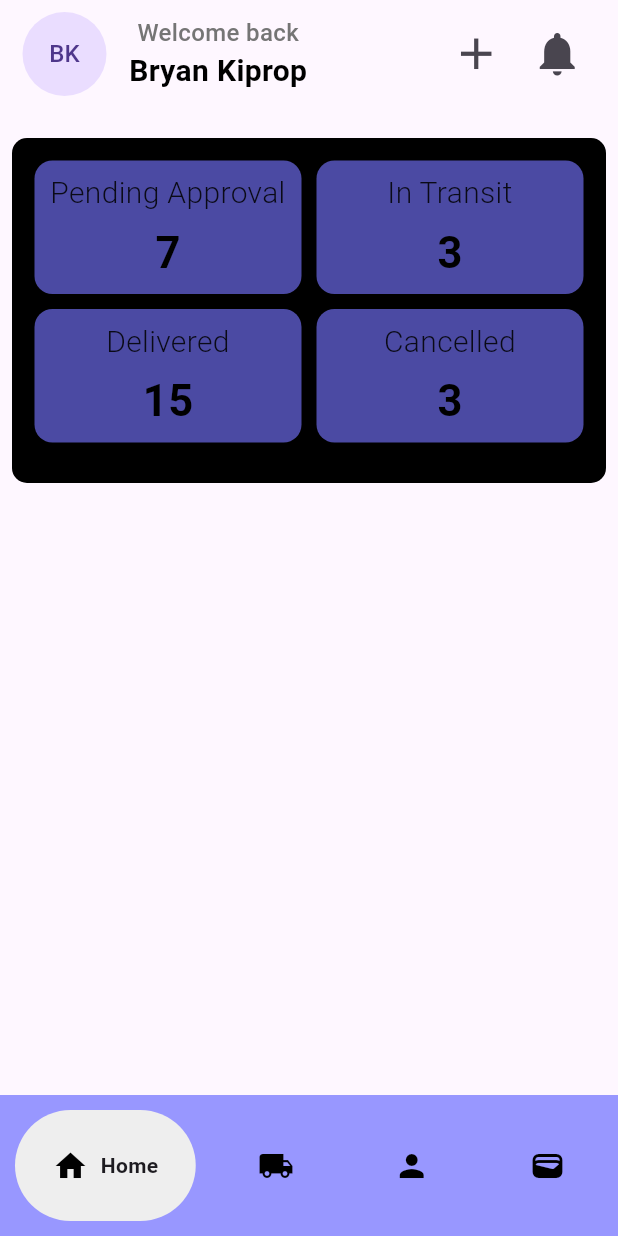
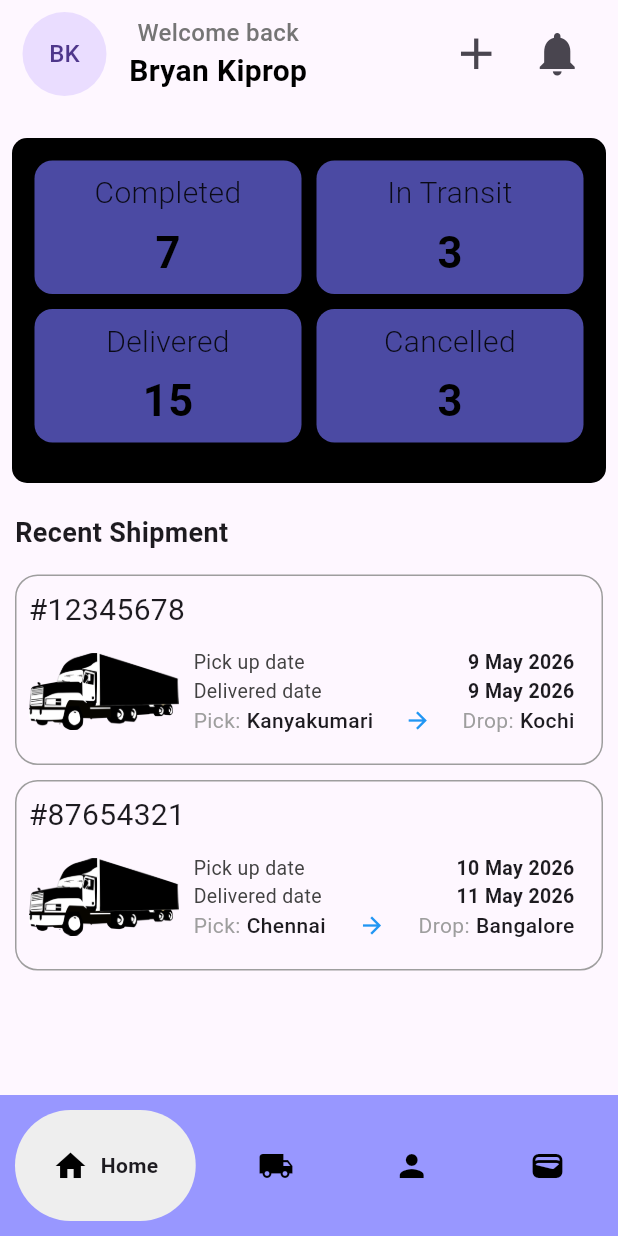
Before and after one commit to briandev25/Tumako, a Flutter app: the screen it shows after launch, on a phone screen of 412 x 824 dp. Run offline on Flutter 3.47's test engine with Material 3 defaults, Android fonts, the light colour scheme and no system bars; drawn by our look-alikes of google_nav_bar; our stand-ins replace dio, email_validator.

Commit message:
Created shipment detail container

```diff
--- a/lib/screens/home/homepage.dart
+++ b/lib/screens/home/homepage.dart
@@ -3,9 +3,27 @@ import 'package:google_nav_bar/google_nav_bar.dart';
 import 'package:tumako/constants/app_colors.dart';
 import 'package:tumako/screens/home/widgets/profile_header.dart';
 import 'package:tumako/screens/home/widgets/user_actions.dart';
+import 'package:tumako/screens/home/widgets/shipment_container.dart';
 
 class Homepage extends StatelessWidget {
-  const Homepage({super.key});
+  Homepage({super.key});
+
+  final List<Map<String, dynamic>> shipments = [
+    {
+      "id": "#12345678",
+      "pickup_date": "9 May 2026",
+      "delivered_date": "9 May 2026",
+      "pickup_location": "Kanyakumari",
+      "drop_location": "Kochi",
+    },
+    {
+      "id": "#87654321",
+      "pickup_date": "10 May 2026",
+      "delivered_date": "11 May 2026",
+      "pickup_location": "Chennai",
+      "drop_location": "Bangalore",
+    },
+  ];
 
   @override
   Widget build(BuildContext context) {
@@ -13,7 +31,34 @@ class Homepage extends StatelessWidget {
       body: SafeArea(
         child: Container(
           child: Column(
-            children: [ProfileHeader(), SizedBox(height: 20.0), UserActions()],
+            crossAxisAlignment: CrossAxisAlignment.start,
+            children: [
+              ProfileHeader(),
+              SizedBox(height: 20.0),
+              UserActions(),
+              SizedBox(height: 20.0),
+              Padding(
+                padding: const EdgeInsets.only(left: 10.0),
+                child: Text(
+                  "Recent Shipment",
+                  style: TextStyle(fontSize: 18.0, fontWeight: FontWeight.bold),
+                ),
+              ),
+              SizedBox(height: 10.0),
+              Column(
+                children: [
+                  ...shipments.map(
+                    (item) => ShipmentContainer(
+                      id: item["id"],
+                      pickupDate: item["pickup_date"],
+                      deliveredDate: item["delivered_date"],
+                      pickupLocation: item["pickup_location"],
+                      dropLocation: item["drop_location"],
+                    ),
+                  ),
+                ],
+              ),
+            ],
           ),
         ),
       ),
--- /dev/null
+++ b/lib/screens/home/widgets/delivery_route_row.dart
@@ -0,0 +1,40 @@
+import 'package:flutter/material.dart';
+
+class DeliveryRouteRow extends StatelessWidget {
+  final String pickupLocation;
+  final String dropLocation;
+
+  const DeliveryRouteRow({
+    super.key,
+    required this.pickupLocation,
+    required this.dropLocation,
+  });
+
+  @override
+  Widget build(BuildContext context) {
+    return Row(
+      children: [
+        Text("Pick:", style: TextStyle(color: Colors.grey)),
+
+        SizedBox(width: 4),
+
+        Text(pickupLocation, style: TextStyle(fontWeight: FontWeight.w500)),
+        Spacer(),
+
+        SizedBox(width: 10),
+
+        Icon(Icons.arrow_forward, size: 18, color: Colors.blue),
+
+        SizedBox(width: 10),
+
+        Spacer(),
+
+        Text("Drop:", style: TextStyle(color: Colors.grey)),
+
+        SizedBox(width: 4),
+
+        Text(dropLocation, style: TextStyle(fontWeight: FontWeight.w500)),
+      ],
+    );
+  }
+}
--- /dev/null
+++ b/lib/screens/home/widgets/details_row.dart
@@ -0,0 +1,21 @@
+import 'package:flutter/material.dart';
+
+class DetailRow extends StatelessWidget {
+  final String title;
+  final String value;
+  const DetailRow({super.key, required this.title, required this.value});
+
+  @override
+  Widget build(BuildContext context) {
+    return Row(
+      children: [
+        Text(title, style: TextStyle(color: Colors.grey[800], fontSize: 13.0)),
+        Spacer(),
+        Text(
+          value,
+          style: TextStyle(fontWeight: FontWeight.bold, fontSize: 13.0),
+        ),
+      ],
+    );
+  }
+}
--- /dev/null
+++ b/lib/screens/home/widgets/shipment_container.dart
@@ -0,0 +1,69 @@
+import 'package:flutter/material.dart';
+import './delivery_route_row.dart';
+import './details_row.dart';
+
+class ShipmentContainer extends StatelessWidget {
+  final String id;
+  final String pickupDate;
+  final String deliveredDate;
+  final String pickupLocation;
+  final String dropLocation;
+  const ShipmentContainer({
+    super.key,
+    required this.id,
+    required this.pickupDate,
+    required this.deliveredDate,
+    required this.pickupLocation,
+    required this.dropLocation,
+  });
+
+  @override
+  Widget build(BuildContext context) {
+    return Container(
+      margin: EdgeInsets.symmetric(horizontal: 10.0, vertical: 5.0),
+
+      decoration: BoxDecoration(
+        borderRadius: BorderRadius.circular(15.0),
+        border: Border.all(color: Colors.grey),
+      ),
+      child: Padding(
+        padding: const EdgeInsets.all(8.0),
+        child: Column(
+          crossAxisAlignment: CrossAxisAlignment.start,
+          children: [
+            Text(id, style: TextStyle(fontSize: 20.0)),
+
+            Row(
+              children: [
+                Image.asset(
+                  'assets/images/delivery_truck.png',
+                  fit: BoxFit.contain,
+                  width: 100,
+                  height: 80,
+                ),
+                Expanded(
+                  child: Padding(
+                    padding: const EdgeInsets.symmetric(horizontal: 10.0),
+                    child: Column(
+                      children: [
+                        DetailRow(title: "Pick up date", value: pickupDate),
+                        DetailRow(
+                          title: "Delivered date",
+                          value: deliveredDate,
+                        ),
+                        DeliveryRouteRow(
+                          pickupLocation: pickupLocation,
+                          dropLocation: dropLocation,
+                        ),
+                      ],
+                    ),
+                  ),
+                ),
+              ],
+            ),
+          ],
+        ),
+      ),
+    );
+  }
+}
--- a/lib/screens/home/widgets/user_actions.dart
+++ b/lib/screens/home/widgets/user_actions.dart
@@ -1,7 +1,7 @@
 import 'package:flutter/material.dart';
 
 List<Map<String, dynamic>> userData = [
-  {"title": "Pending Approval", "value": 7},
+  {"title": "Completed", "value": 7},
   {"title": "In Transit", "value": 3},
   {"title": "Delivered", "value": 15},
   {"title": "Cancelled", "value": 3},
```
Also changed, not shown: assets/images/delivery_truck.png (added), assets/images/delivery_truck2.png (added).
